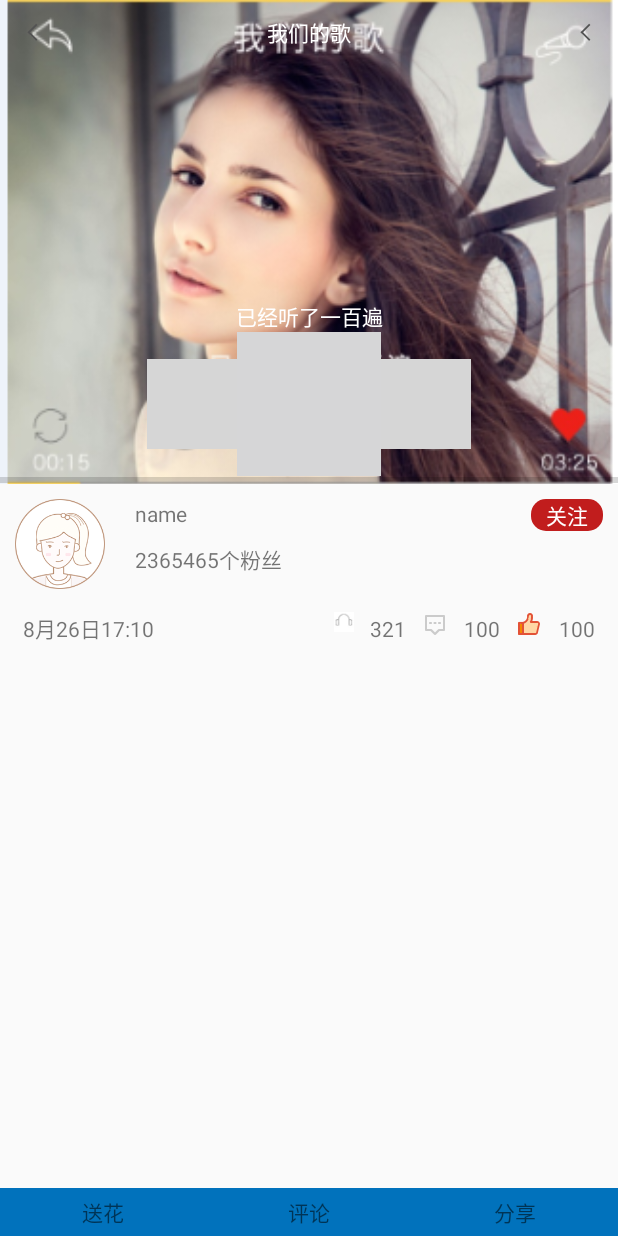
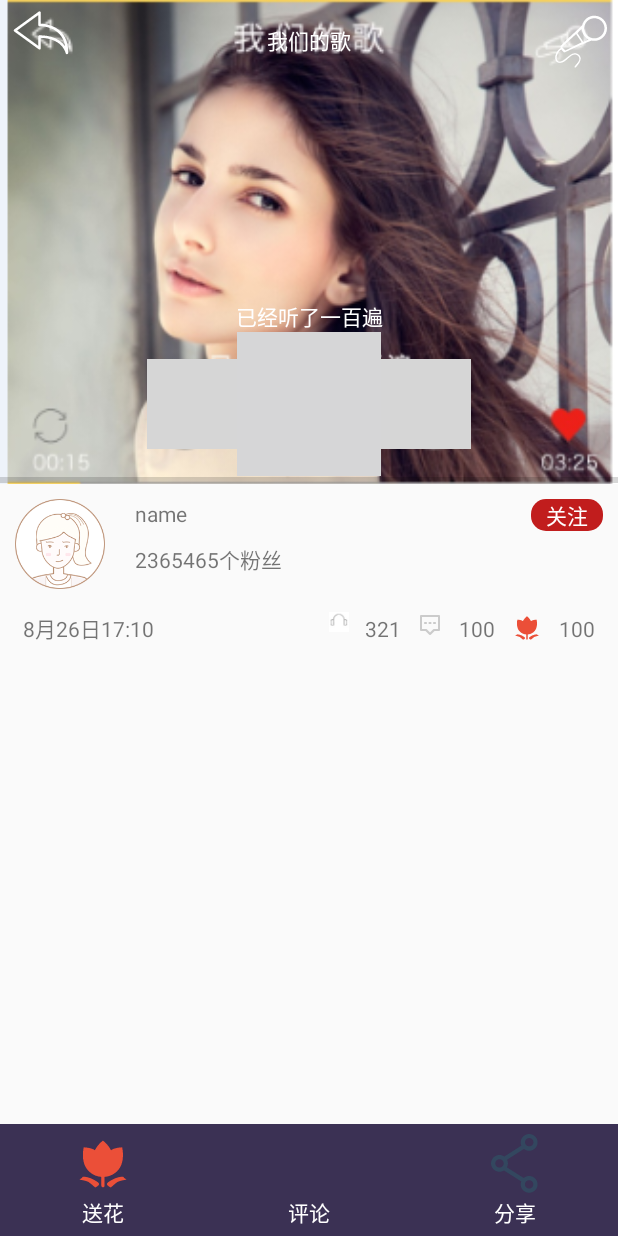
Before and after one commit to jiang15207117226/singBar, an Android app: the ListenActivity screen opened directly, with no data from a screen before it, on a phone screen of 412 x 824 dp. Run offline under Robolectric (Android 15) with nearby library versions, the light colour scheme and no system bars; 5 statements that could not run were skipped; grey boxes are pictures that could not be loaded.

Commit message:
00000000000000

```diff
--- a/app/build.gradle
+++ b/app/build.gradle
@@ -24,5 +24,5 @@ dependencies {
     testCompile 'junit:junit:4.12'
     compile 'com.android.support:appcompat-v7:24.+'
     compile 'org.litepal.android:core:1.3.0'
-    compile 'com.android.support:design:23.4.0'
+    compile 'com.android.support:design:24.0.0'
 }
--- a/app/src/main/java/plz/com/singbar/view/activity/ListenActivity.java
+++ b/app/src/main/java/plz/com/singbar/view/activity/ListenActivity.java
@@ -4,6 +4,7 @@ import android.app.Activity;
 import android.content.Intent;
 import android.os.Bundle;
 import android.view.View;
+import android.view.WindowManager;
 import android.widget.ImageView;
 import android.widget.TextView;
 
@@ -17,6 +18,7 @@ import plz.com.singbar.view.info.FocusitemInfo;
 public class ListenActivity extends Activity {
     private ImageView head;
     private TextView name;
+    private TextView time;
     private TextView singnum;
     private TextView comment;
     private TextView flower;
@@ -25,12 +27,17 @@ public class ListenActivity extends Activity {
     protected void onCreate(Bundle savedInstanceState) {
         super.onCreate(savedInstanceState);
         setContentView(R.layout.activity_listen);
+        //需要设置这个 flag 才能调用 setStatusBarColor 来设置状态栏颜色
+        this.getWindow().addFlags(WindowManager.LayoutParams.FLAG_DRAWS_SYSTEM_BAR_BACKGROUNDS);
+        //设置状态栏颜色
+        this.getWindow().setStatusBarColor(getResources().getColor(R.color.home_bottom_rg_bg));
         init();
     }
 
     private void init() {
         head= (ImageView) findViewById(R.id.iv_listen_user);
         name= (TextView) findViewById(R.id.tv_listen_username);
+        time= (TextView) findViewById(R.id.tv_activity_time);
         singnum= (TextView) findViewById(R.id.tv_activity_singnum);
         comment= (TextView) findViewById(R.id.tv_activity_comment);
         flower= (TextView) findViewById(R.id.tv_activity_flower);
@@ -38,6 +45,7 @@ public class ListenActivity extends Activity {
         Intent intent=getIntent();
         info= (FocusitemInfo) intent.getSerializableExtra("key");
         name.setText(info.getName());
+        time.setText(info.getTime());
         singnum.setText(info.getSingnum()+"");
         comment.setText(info.getComment()+"");
         flower.setText(info.getFlower()+"");
--- a/app/src/main/java/plz/com/singbar/view/frag/HomeFragment.java
+++ b/app/src/main/java/plz/com/singbar/view/frag/HomeFragment.java
@@ -8,6 +8,7 @@ import android.support.v4.view.ViewPager;
 import android.view.LayoutInflater;
 import android.view.View;
 import android.view.ViewGroup;
+import android.view.WindowManager;
 
 import java.util.ArrayList;
 import java.util.List;
@@ -30,6 +31,10 @@ public class HomeFragment extends Fragment{
     @Override
     public View onCreateView(LayoutInflater inflater, @Nullable ViewGroup container, @Nullable Bundle savedInstanceState) {
         view=inflater.inflate(R.layout.activity_fragment_home,container,false);
+        //需要设置这个 flag 才能调用 setStatusBarColor 来设置状态栏颜色
+        getActivity().getWindow().addFlags(WindowManager.LayoutParams.FLAG_DRAWS_SYSTEM_BAR_BACKGROUNDS);
+        //设置状态栏颜色
+        getActivity().getWindow().setStatusBarColor(getResources().getColor(R.color.home_bottom_rg_bg));
         init();
         buildadapter();
         return view;
--- a/app/src/main/res/layout/activity_listen.xml
+++ b/app/src/main/res/layout/activity_listen.xml
@@ -1,6 +1,7 @@
 <?xml version="1.0" encoding="utf-8"?>
 <LinearLayout xmlns:android="http://schemas.android.com/apk/res/android"
     android:orientation="vertical"
+    android:fitsSystemWindows="true"
     android:layout_width="match_parent"
     android:layout_height="match_parent">
     <FrameLayout
@@ -18,12 +19,11 @@
         <ImageView
             android:layout_width="wrap_content"
             android:layout_height="wrap_content"
-            android:layout_margin="10dp"
-            android:padding="5dp"
+            android:layout_margin="5dp"
             android:clickable="true"
             android:onClick="click"
             android:id="@+id/iv_listen_back"
-            android:src="@mipmap/hotweibo_back_icon"/>
+            android:src="@mipmap/back"/>
             <TextView
                 android:layout_width="wrap_content"
                 android:layout_height="match_parent"
@@ -35,10 +35,9 @@
             <ImageView
                 android:layout_width="wrap_content"
                 android:layout_height="wrap_content"
-                android:layout_margin="10dp"
-                android:padding="5dp"
+                android:layout_margin="5dp"
                 android:id="@+id/iv"
-                android:src="@mipmap/hotweibo_back_icon"/>
+                android:src="@mipmap/voice"/>
         </LinearLayout>
         <TextView
             android:layout_width="match_parent"
@@ -48,36 +47,36 @@
             android:textColor="@color/white"
             android:layout_marginTop="200dp"
             android:text="已经听了一百遍"/>
-        <LinearLayout
+        <RadioGroup
             android:layout_width="match_parent"
             android:layout_height="wrap_content"
             android:id="@+id/listen_ll"
             android:gravity="center"
             android:layout_below="@id/tv_listen_content"
             android:orientation="horizontal">
-            <ImageView
+            <RadioButton
                 android:layout_width="60dp"
                 android:layout_height="60dp"
-                android:clickable="true"
+                android:button="@null"
                 android:onClick="click"
                 android:id="@+id/iv_activity_up"
-                android:src="@mipmap/landscape_player_btn_pre_normal"/>
-            <ImageView
+                android:background="@mipmap/landscape_player_btn_pre_normal"/>
+            <CheckBox
                 android:layout_width="wrap_content"
                 android:layout_height="wrap_content"
-                android:clickable="true"
+                android:button="@null"
                 android:onClick="click"
                 android:id="@+id/iv_activity_play"
-                android:src="@drawable/selector_play_unplay"/>
-            <ImageView
+                android:background="@drawable/selector_play_unplay"/>
+            <RadioButton
                 android:layout_width="60dp"
                 android:layout_height="60dp"
-                android:clickable="true"
+                android:button="@null"
                 android:onClick="click"
                 android:id="@+id/iv_activity_down"
-                android:src="@mipmap/landscape_player_btn_next_normal"/>
+                android:background="@mipmap/landscape_player_btn_next_normal"/>
 
-        </LinearLayout>
+        </RadioGroup>
             <ProgressBar
                 android:layout_width="match_parent"
                 android:layout_height="5dp"
@@ -133,6 +132,7 @@
             android:layout_width="wrap_content"
             android:layout_height="wrap_content"
             android:padding="5dp"
+            android:id="@+id/tv_activity_time"
             android:layout_marginLeft="10dp"
             android:text="8月26日17:10"/>
         <TextView
@@ -174,7 +174,7 @@
             android:padding="5dp"
             android:clickable="true"
             android:onClick="click"
-            android:src="@mipmap/timeline_icon_like"/>
+            android:src="@mipmap/flower0"/>
         <TextView
             android:layout_width="wrap_content"
             android:layout_height="wrap_content"
@@ -191,34 +191,39 @@
     <LinearLayout
         android:layout_width="match_parent"
         android:layout_height="wrap_content"
-        android:background="@color/blue"
+        android:background="@color/home_bottom_rg_bg"
         android:orientation="horizontal">
        <TextView
-           android:layout_width="wrap_content"
+           android:layout_width="0dp"
            android:layout_height="wrap_content"
            android:id="@+id/tv_user_flower"
            android:padding="5dp"
            android:clickable="true"
            android:gravity="center"
            android:layout_weight="1"
+           android:drawableTop="@mipmap/flower1"
+           android:textColor="@color/white"
            android:text="送花"/>
         <TextView
-            android:layout_width="wrap_content"
+            android:layout_width="0dp"
             android:layout_height="wrap_content"
             android:id="@+id/tv_user_comment"
             android:padding="5dp"
             android:gravity="center"
             android:clickable="true"
             android:layout_weight="1"
+            android:textColor="@color/white"
             android:text="评论"/>
         <TextView
-            android:layout_width="wrap_content"
+            android:layout_width="0dp"
             android:layout_height="wrap_content"
             android:id="@+id/tv_user_share"
             android:padding="5dp"
             android:clickable="true"
             android:layout_weight="1"
             android:gravity="center"
+            android:drawableTop="@mipmap/share"
+            android:textColor="@color/white"
             android:text="分享"/>
     </LinearLayout>
 </LinearLayout>
--- a/app/src/main/res/layout/item_focus.xml
+++ b/app/src/main/res/layout/item_focus.xml
@@ -77,7 +77,7 @@
                 android:padding="5dp"
                 android:clickable="true"
                 android:onClick="click"
-                android:src="@mipmap/timeline_icon_like"/>
+                android:src="@mipmap/flower0"/>
             <TextView
                 android:layout_width="wrap_content"
                 android:layout_height="wrap_content"
--- a/app/src/main/res/layout/item_home.xml
+++ b/app/src/main/res/layout/item_home.xml
@@ -24,7 +24,7 @@
     </RelativeLayout>
     <ImageView
         android:layout_width="match_parent"
-        android:layout_height="wrap_content"
+        android:layout_height="200dp"
         android:src="@mipmap/home"
         android:scaleType="centerCrop"
         android:id="@+id/iv_home_pic"/>
```
Also changed, not shown: app/src/main/java/plz/com/singbar/view/activity/MainActivity.java (+22 -22 lines), app/src/main/java/plz/com/singbar/view/frag/FocusitemFragment.java (+8 -3 lines), app/src/main/res/layout/activity_fragment_home.xml (+4 -3 lines), app/src/main/res/mipmap-hdpi/back.png (added), app/src/main/res/mipmap-hdpi/flower0.png (added), app/src/main/res/mipmap-hdpi/flower1.png (added), app/src/main/res/mipmap-hdpi/hotweibo_back_icon.png (deleted), app/src/main/res/mipmap-hdpi/share.png (added), app/src/main/res/mipmap-hdpi/timeline_icon_like.png (deleted), app/src/main/res/mipmap-hdpi/voice.png (added).
